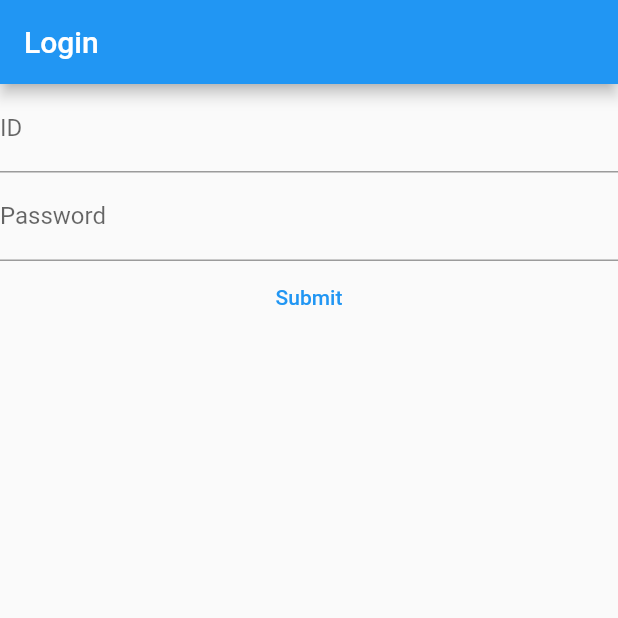
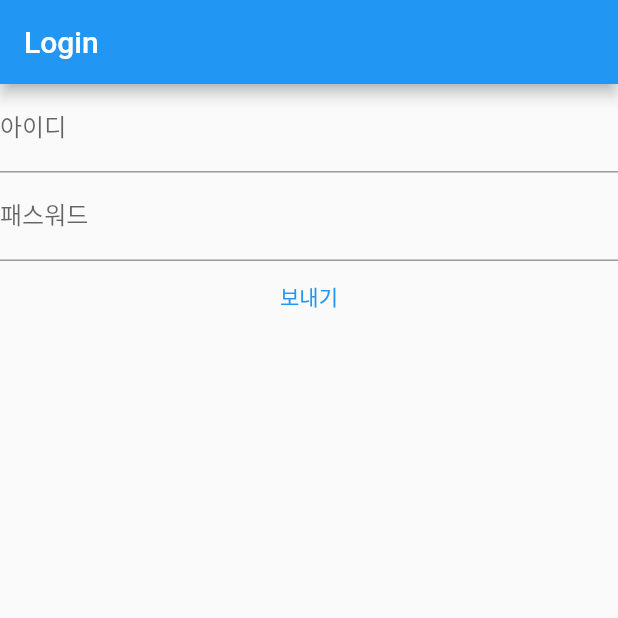
Before and after one commit to hoonee02/smart_farm_flutter, a Flutter app: the screen it shows after launch, on a phone screen of 412 x 824 dp, the top half of it. Run offline on Flutter 3.47's test engine with Material 2 defaults, Android fonts, the phone set to English and light mode, and no system bars; our stand-ins replace flutter_secure_storage, jwt_decoder.

Commit message:
로그인 화면 한글화

```diff
--- a/lib/loginpage.dart
+++ b/lib/loginpage.dart
@@ -28,7 +28,7 @@ class _LoginPageState extends State<LoginPage> {
         child: Column(
           children: [
             TextFormField(
-              decoration: InputDecoration(labelText: 'ID'),
+              decoration: InputDecoration(labelText: '아이디'),
               validator: (value) {
                 if (value == null || value.isEmpty) {
                   return 'Please enter your ID';
@@ -38,7 +38,7 @@ class _LoginPageState extends State<LoginPage> {
               onSaved: (value) => _id = value ?? 'null',
             ),
             TextFormField(
-              decoration: InputDecoration(labelText: 'Password'),
+              decoration: InputDecoration(labelText: '패스워드'),
               obscureText: true,
               validator: (value) {
                 if (value == null || value.isEmpty) {
@@ -50,7 +50,7 @@ class _LoginPageState extends State<LoginPage> {
             ),
             TextButton(
                 onPressed: _submit,
-                child: Text('Submit')
+                child: Text('보내기')
             ),
           ],
         ),
```
